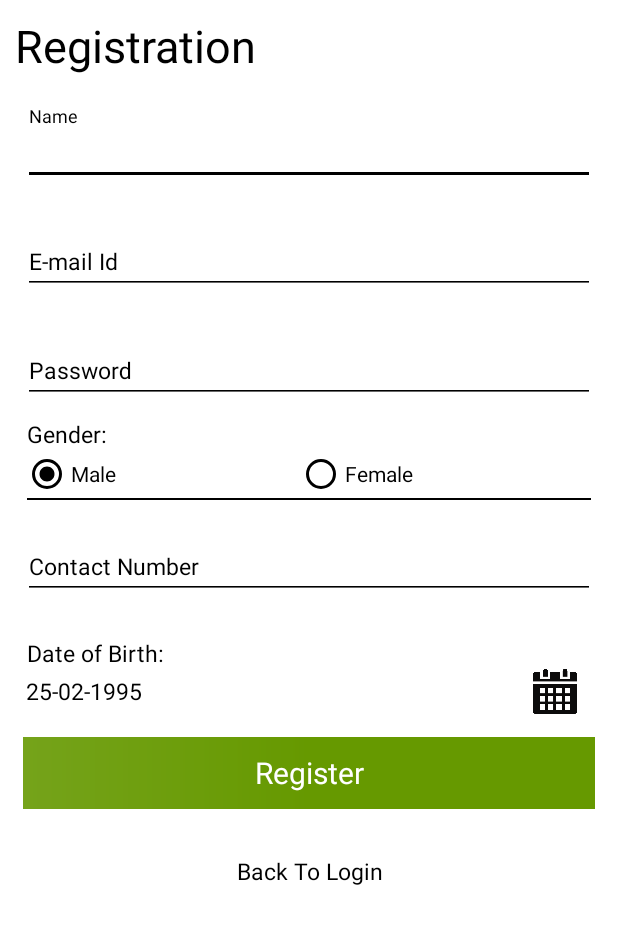
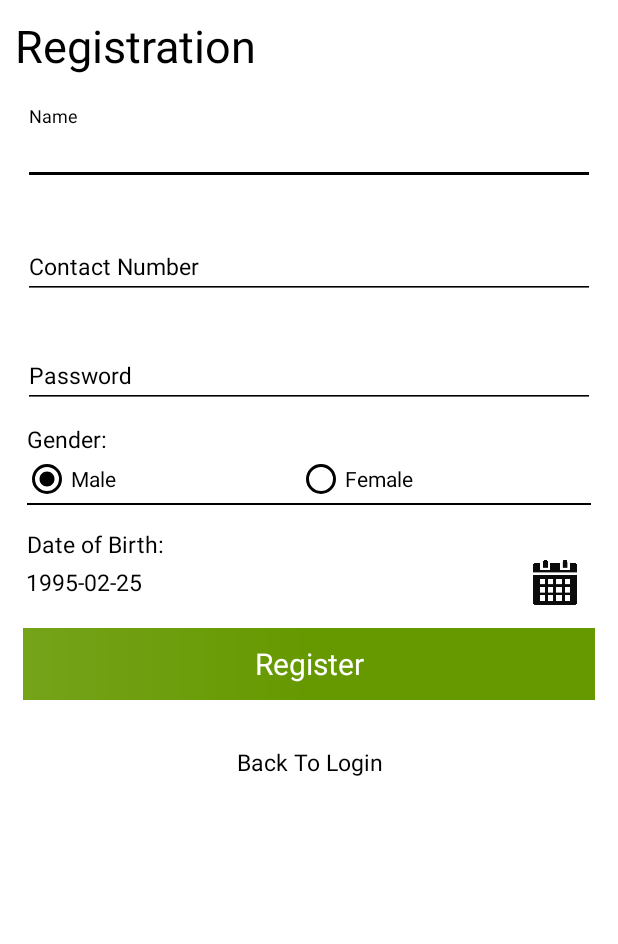
Before and after one commit to Kuldeep-jindani/MarketPlace, an Android app: the RegisterActivity screen opened directly, with no data from a screen before it, on a phone screen of 412 x 824 dp, the part 90-1034 px from its top. Run offline under Robolectric (Android 15) with nearby library versions, the phone set to English and light mode, and no system bars; our stand-ins replace Volley; libraries missing offline, so code that uses them is left out: com.kaopiz.kprogresshud.

Commit message:
registration changes

```diff
--- a/app/src/main/res/layout/activity_register.xml
+++ b/app/src/main/res/layout/activity_register.xml
@@ -66,11 +66,33 @@
                 android:textColorHint="@color/colorBlack"
                 android:textSize="15dp" />
         </android.support.design.widget.TextInputLayout>
+        <android.support.design.widget.TextInputLayout
+            android:layout_width="match_parent"
+            android:layout_height="wrap_content"
+            android:layout_marginTop="13dp"
+            android:theme="@style/TextLabel">
 
+            <EditText
+                android:id="@+id/register_cnum"
+                android:layout_width="match_parent"
+                android:layout_height="wrap_content"
+                android:layout_marginBottom="10dp"
+                android:layout_marginLeft="15dp"
+                android:layout_marginRight="15dp"
+                android:layout_marginTop="20dp"
+                android:backgroundTint="@color/colorBlack"
+                android:hint="Contact Number"
+                android:inputType="number"
+                android:maxLength="10"
+                android:textColor="@color/colorBlack"
+                android:textColorHint="@color/colorBlack"
+                android:textSize="15dp" />
+        </android.support.design.widget.TextInputLayout>
         <android.support.design.widget.TextInputLayout
             android:layout_width="match_parent"
             android:layout_height="wrap_content"
             android:layout_marginTop="10dp"
+            android:visibility="gone"
             android:theme="@style/TextLabel">
 
             <EditText
@@ -162,28 +184,7 @@
             android:layout_marginRight="18dp"
             android:background="@color/colorBlack" />
 
-        <android.support.design.widget.TextInputLayout
-            android:layout_width="match_parent"
-            android:layout_height="wrap_content"
-            android:layout_marginTop="13dp"
-            android:theme="@style/TextLabel">
 
-            <EditText
-                android:id="@+id/register_cnum"
-                android:layout_width="match_parent"
-                android:layout_height="wrap_content"
-                android:layout_marginBottom="10dp"
-                android:layout_marginLeft="15dp"
-                android:layout_marginRight="15dp"
-                android:layout_marginTop="20dp"
-                android:backgroundTint="@color/colorBlack"
-                android:hint="Contact Number"
-                android:inputType="number"
-                android:maxLength="10"
-                android:textColor="@color/colorBlack"
-                android:textColorHint="@color/colorBlack"
-                android:textSize="15dp" />
-        </android.support.design.widget.TextInputLayout>
         <!--<TextView
             android:textColor="@color/colorBlack"
             android:backgroundTint="@color/colorBlack"
@@ -249,7 +250,7 @@
                 android:layout_weight="1"
                 android:layout_gravity="center"
                 android:backgroundTint="@color/colorBlack"
-                android:text="25-02-1995"
+                android:text="1995-02-25"
                 android:textColor="@color/colorBlack"
                 android:textColorHint="@color/colorBlack"
                 android:textSize="15dp" />
```
Also changed, not shown: app/src/main/java/com/place/market/pro/sau/marketplace/RegisterActivity.java (+7 -7 lines).
